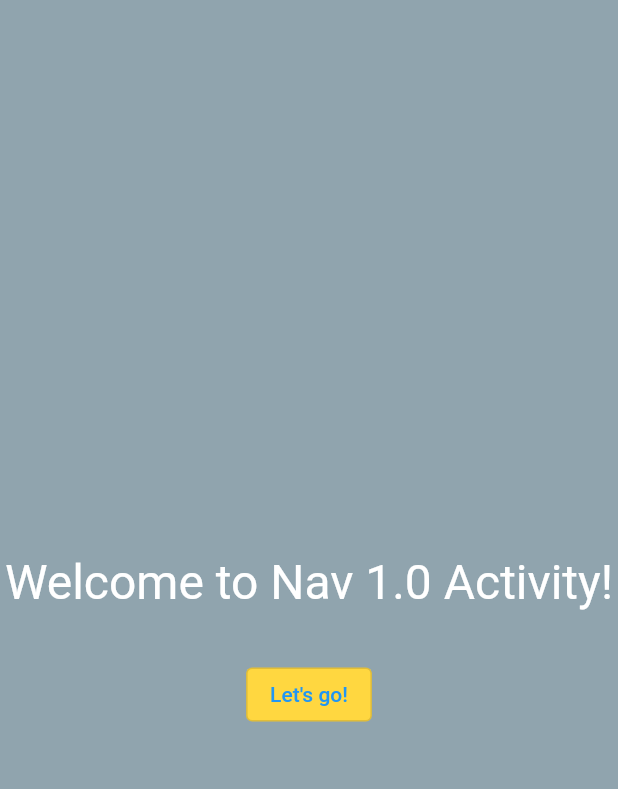
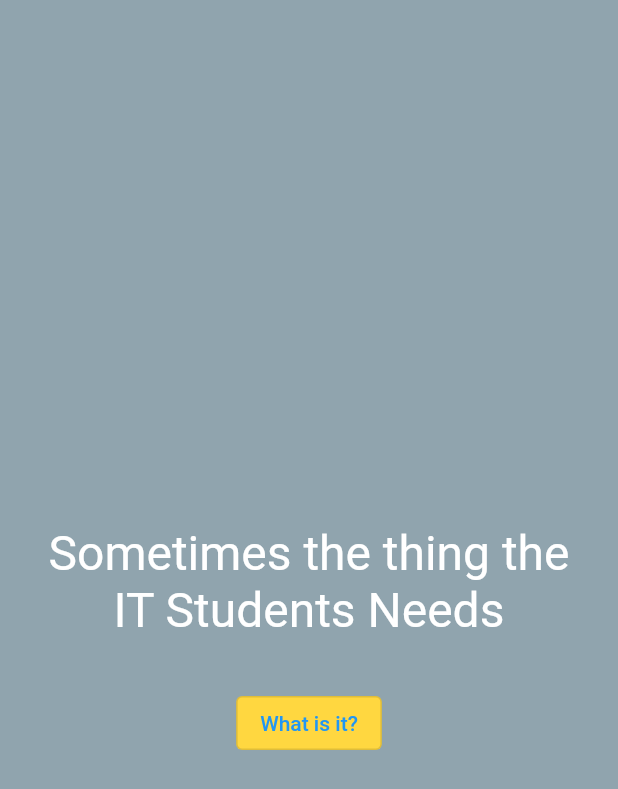
Before and after one commit to MasterChiefCarl/Garces_CarlBenedict_todos, a Flutter app: the screen it shows after launch, on a phone screen of 412 x 824 dp. Shown: the top 789 px of the screen. Run offline on Flutter 3.47's test engine with Material 2 defaults, Android fonts, the phone set to English and light mode, and no system bars.

Commit message:
Added some tinkers

```diff
--- a/the_great_adventure/lib/screens/start_screen.dart
+++ b/the_great_adventure/lib/screens/start_screen.dart
@@ -17,9 +17,10 @@ class StartScreen extends StatelessWidget {
             mainAxisAlignment: MainAxisAlignment.center,
             children: [
               Container(
+                  padding: const EdgeInsets.symmetric(horizontal: 20),
                   margin: const EdgeInsets.symmetric(vertical: 32),
                   child: const Text(
-                    "Welcome to Nav 1.0 Activity!",
+                    "Sometimes the thing the IT Students Needs",
                     textAlign: TextAlign.center,
                     style: TextStyle(
                       fontSize: 32,
@@ -37,7 +38,7 @@ class StartScreen extends StatelessWidget {
                       ),
                     );
                   },
-                  child: const Text("Let's go!"))
+                  child: const Text("What is it?"))
             ],
           ),
         ),
```
